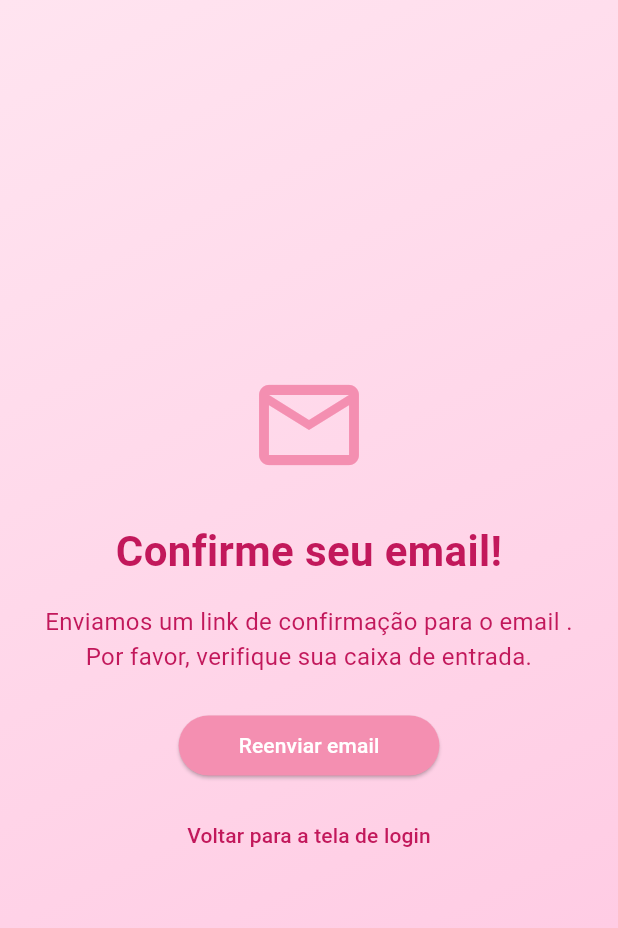
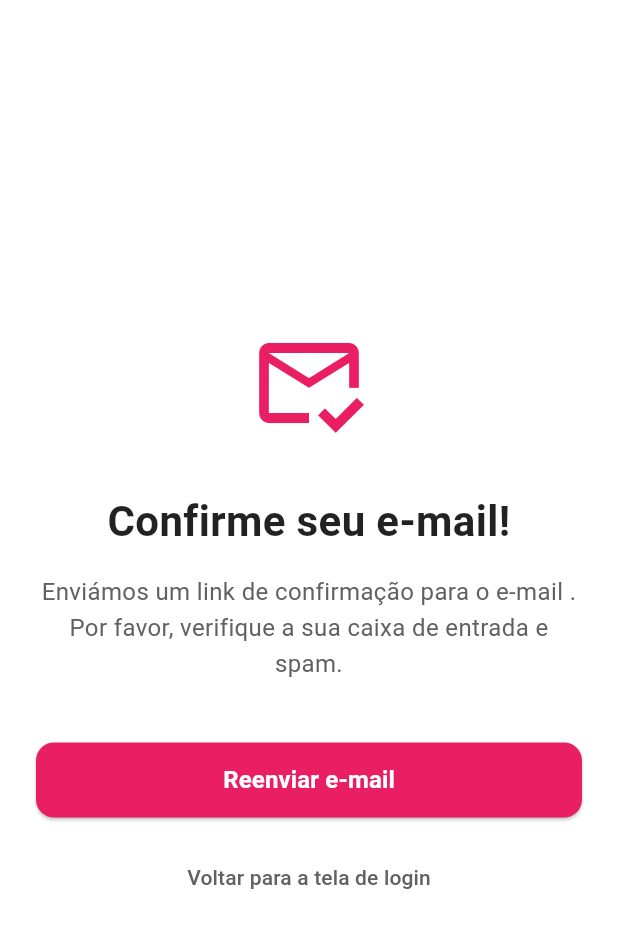
Before and after one commit to leticiare/bloom, a Flutter app: the EmailConfirmationScreen screen opened directly with empty values, on a phone screen of 412 x 824 dp. Shown: the top 928 px of the screen. Run offline on Flutter 3.47's test engine with Material 3 defaults, Android fonts, the phone set to English and light mode, and no system bars; our stand-ins replace shared_preferences; accounts and stored records are empty.

Commit message:
refactor: melhorias na tela de confirmação de e-mail com ajustes na interface, cores e navegação

```diff
--- a/bloom-app/lib/src/modules/auth/create_account/email_confirmation_screen.dart
+++ b/bloom-app/lib/src/modules/auth/create_account/email_confirmation_screen.dart
@@ -1,8 +1,9 @@
-// lib/email_confirmation_screen.dart
+import 'package:flutter/material.dart';
+import 'package:app/src/modules/auth/login/login_screen.dart';
 
-import 'package:flutter/material.dart';
-import 'package:app/src/core/theme/app_colors.dart';
-import 'package:app/src/modules/auth/login/login_screen.dart';
+// --- CONSTANTES DE CORES ---
+const Color K_MAIN_PINK = Color(0xFFE91E63);
+const Color K_TEXT_GRAY = Color(0xFF616161);
 
 class EmailConfirmationScreen extends StatelessWidget {
   final String email;
@@ -11,70 +12,75 @@ class EmailConfirmationScreen extends StatelessWidget {
   @override
   Widget build(BuildContext context) {
     return Scaffold(
-      body: Container(
-        decoration: const BoxDecoration(
-          gradient: LinearGradient(
-            colors: [Color(0xFFFFE4F0), Color(0xFFFFC6E1)],
-            begin: Alignment.topLeft,
-            end: Alignment.bottomRight,
-          ),
-        ),
-        child: Center(
+      backgroundColor: Colors.white,
+      body: SafeArea(
         child: Padding(
           padding: const EdgeInsets.all(24.0),
           child: Column(
             mainAxisAlignment: MainAxisAlignment.center,
+            crossAxisAlignment: CrossAxisAlignment.stretch,
             children: [
-                // Ícone com a cor da sua paleta
+              // --- ÍCONE PRINCIPAL ---
               const Icon(
-                  Icons.email_outlined,
+                Icons.mark_email_read_outlined,
                 size: 80,
-                  color: AppColors.mediumPink,
+                color: K_MAIN_PINK,
               ),
-                const SizedBox(height: 24),
-                // Título com a cor da sua paleta
+              const SizedBox(height: 32),
+
+              // --- TEXTOS INFORMATIVOS ---
               const Text(
-                  'Confirme seu email!',
+                'Confirme seu e-mail!',
                 style: TextStyle(
                   fontSize: 28,
                   fontWeight: FontWeight.bold,
-                    color: AppColors.depperPink,
+                  color: Colors.black87,
                 ),
                 textAlign: TextAlign.center,
               ),
               const SizedBox(height: 16),
-                // Descrição com a cor da sua paleta
               Text(
-                  'Enviamos um link de confirmação para o email $email. Por favor, verifique sua caixa de entrada.',
+                'Enviámos um link de confirmação para o e-mail $email. Por favor, verifique a sua caixa de entrada e spam.',
                 style: const TextStyle(
                   fontSize: 16,
-                    color: AppColors.depperPink,
+                  color: K_TEXT_GRAY,
+                  height: 1.5, // Melhora a legibilidade
                 ),
                 textAlign: TextAlign.center,
               ),
-                const SizedBox(height: 24),
+              const SizedBox(height: 40),
+
+              // --- BOTÃO DE REENVIAR ---
               ElevatedButton(
                 onPressed: () {
-                    // Lógica para reenviar o email
+                  // Lógica para reenviar o e-mail de confirmação.
+                  print('Reenviando e-mail de confirmação...');
+                  ScaffoldMessenger.of(context).showSnackBar(
+                    const SnackBar(
+                      content: Text('E-mail de confirmação reenviado!'),
+                      backgroundColor: Colors.blue,
+                    ),
+                  );
                 },
                 style: ElevatedButton.styleFrom(
-                    backgroundColor: AppColors.mediumPink,
+                  backgroundColor: K_MAIN_PINK,
                   foregroundColor: Colors.white,
+                  minimumSize: const Size(double.infinity, 50),
                   shape: RoundedRectangleBorder(
-                      borderRadius: BorderRadius.circular(25.0),
+                    borderRadius: BorderRadius.circular(12.0),
                   ),
                 ),
-                  child: const Padding(
-                    padding: EdgeInsets.symmetric(
-                      horizontal: 16.0,
-                      vertical: 8.0,
-                    ),
-                    child: Text('Reenviar email'),
+                child: const Text(
+                  'Reenviar e-mail',
+                  style: TextStyle(fontSize: 16, fontWeight: FontWeight.bold),
                 ),
               ),
-                const SizedBox(height: 12),
+              const SizedBox(height: 16),
+
+              // --- BOTÃO DE VOLTAR AO LOGIN ---
               TextButton(
                 onPressed: () {
+                  // Leva o usuário de volta para a tela de login, limpando o histórico de navegação.
                   Navigator.of(context).pushAndRemoveUntil(
                     MaterialPageRoute(
                       builder: (context) => const LoginScreen(),
@@ -82,16 +88,13 @@ class EmailConfirmationScreen extends StatelessWidget {
                     (Route<dynamic> route) => false,
                   );
                 },
-                  style: TextButton.styleFrom(
-                    foregroundColor: AppColors.depperPink,
-                  ),
+                style: TextButton.styleFrom(foregroundColor: K_TEXT_GRAY),
                 child: const Text('Voltar para a tela de login'),
               ),
             ],
           ),
         ),
       ),
-      ),
     );
   }
 }
```
Lines whose indentation alone changed are shown as unchanged.
